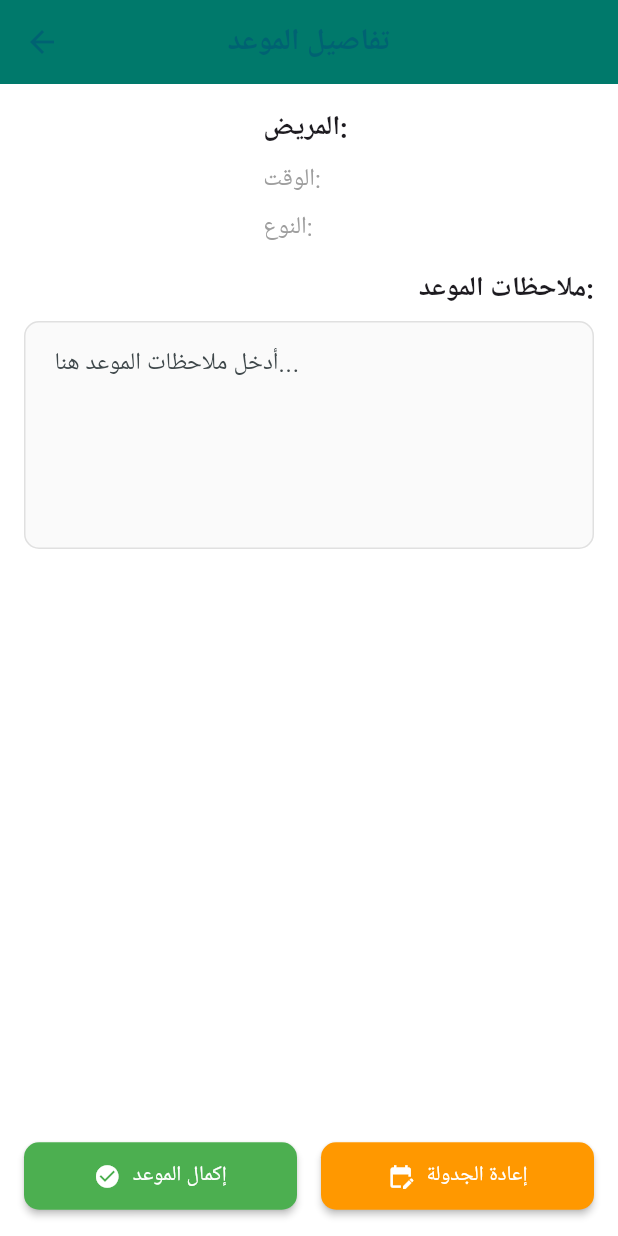
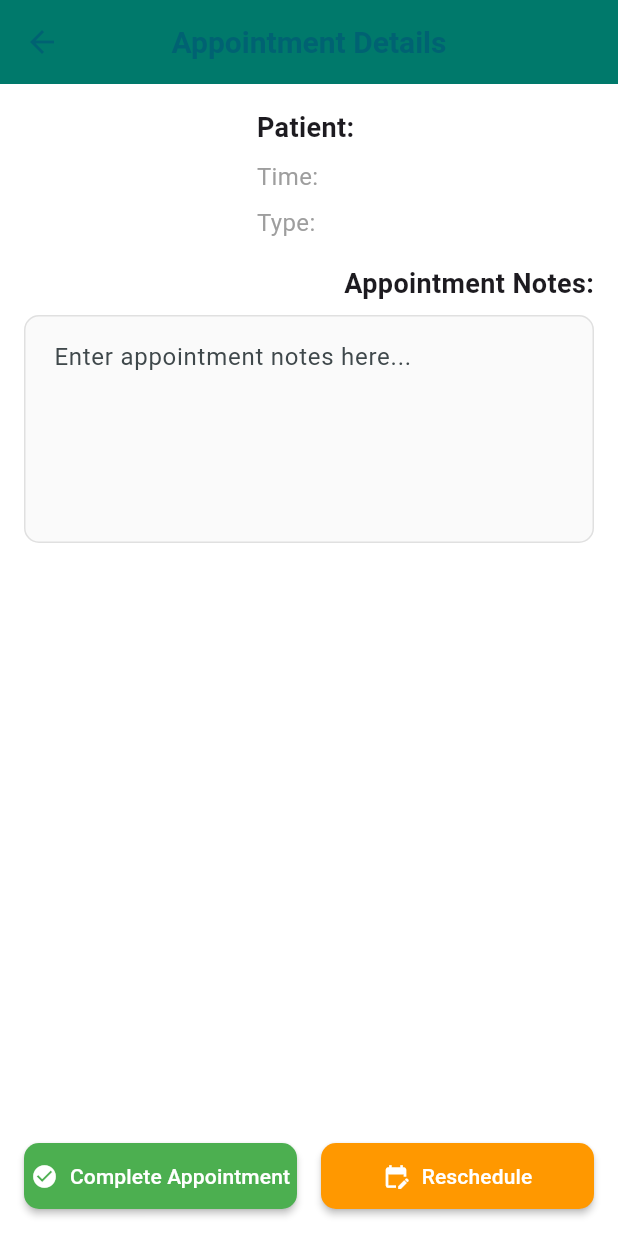
Before and after one commit to MoatazNoaman2001/e-healthcare, a Flutter app: the AppointmentDetailsScreen screen opened directly with empty values, on a phone screen of 412 x 824 dp. Run offline on Flutter 3.47's test engine with Material 3 defaults, Android fonts, the phone set to English and light mode, and no system bars; our stand-ins replace bloc, dio, easy_localization, equatable, event_bus, flutter_bloc and 6 more; accounts and stored records are empty; Roboto replaces fonts that are missing (Tajawal).

```diff
--- a/assets/translations/ar.json
+++ b/assets/translations/ar.json
@@ -115,5 +115,24 @@
   "tab_upcoming": "قادمة",
   "tab_completed": "منتهية",
   "tab_cancelled": "ملغاة",
-  "no_appointments": "لا توجد مواعيد"
+  "no_appointments": "لا توجد مواعيد",
+  "forgot_password_title": "استرجاع كلمة المرور",
+  "forgot_password_instruction": "أدخل بريدك الإلكتروني لاسترجاع كلمة المرور",
+  "email_hint": "أدخل بريدك الإلكتروني",
+  "send_reset": "استرجاع كلمة المرور",
+  "reset_link_sent": "تم إرسال رابط استرجاع كلمة المرور",
+  "appointment_details": "تفاصيل الموعد",
+  "appointment_notes": "ملاحظات الموعد:",
+  "complete_appointment": "إكمال الموعد",
+  "reschedule_appointment": "إعادة الجدولة",
+  "completed_msg": "تم إكمال الموعد",
+  "rescheduled_msg": "إعادة جدولة الموعد",
+  "patient": "المريض",
+  "time": "الوقت",
+  "type": "النوع",
+  "appointment_notes_hint": "أدخل ملاحظات الموعد هنا...",
+  "calendar": "التقويم",
+  "add_unavailable_time": "إضافة وقت غير متاح",
+  "reschedule": "إعادة جدولة موعد",
+  "no_events": "لا توجد مواعيد لهذا اليوم"
 }
--- a/assets/translations/en.json
+++ b/assets/translations/en.json
@@ -116,5 +116,25 @@
   "tab_upcoming": "Upcoming",
   "tab_completed": "Completed",
   "tab_cancelled": "Cancelled",
-  "no_appointments": "No appointments"
+  "no_appointments": "No appointments",
+  "forgot_password_title": "Forgot Password",
+  "forgot_password_instruction": "Enter your email to reset your password",
+  "email_hint": "Enter your email",
+  "send_reset": "Reset Password",
+  "reset_link_sent": "Reset link has been sent",
+  "appointment_details": "Appointment Details",
+  "appointment_notes": "Appointment Notes:",
+  "complete_appointment": "Complete Appointment",
+  "reschedule_appointment": "Reschedule",
+  "completed_msg": "Appointment completed",
+  "rescheduled_msg": "Appointment rescheduled",
+  "patient": "Patient",
+  "time": "Time",
+  "type": "Type",
+  "appointment_notes_hint": "Enter appointment notes here...",
+  "calendar": "Calendar",
+  "add_unavailable_time": "Add Unavailable Time",
+  "reschedule": "Reschedule Appointment",
+  "no_events": "No events for this day"
+
 }
--- a/lib/features/doctor/appointments/presentation/screens/appointment_details_screen.dart
+++ b/lib/features/doctor/appointments/presentation/screens/appointment_details_screen.dart
@@ -1,4 +1,5 @@
 import 'package:flutter/material.dart';
+import 'package:easy_localization/easy_localization.dart';
 import '../widgets/appointment_info_section.dart';
 import '../widgets/appointment_action_buttons.dart';
 
@@ -18,7 +19,7 @@ class AppointmentDetailsScreen extends StatelessWidget {
   Widget build(BuildContext context) {
     return Scaffold(
       appBar: AppBar(
-        title: const Text('تفاصيل الموعد'),
+        title: Text('appointment_details'.tr()),
         backgroundColor: Colors.teal.shade700,
       ),
       body: Padding(
@@ -31,11 +32,11 @@ class AppointmentDetailsScreen extends StatelessWidget {
               appointmentType: appointmentType,
             ),
             const SizedBox(height: 16),
-            const Align(
+            Align(
               alignment: Alignment.centerRight,
               child: Text(
-                'ملاحظات الموعد:',
-                style: TextStyle(fontSize: 18, fontWeight: FontWeight.bold),
+                'appointment_notes'.tr(),
+                style: const TextStyle(fontSize: 18, fontWeight: FontWeight.bold),
               ),
             ),
             const SizedBox(height: 8),
--- a/lib/features/doctor/appointments/presentation/widgets/appointment_action_buttons.dart
+++ b/lib/features/doctor/appointments/presentation/widgets/appointment_action_buttons.dart
@@ -1,4 +1,5 @@
 import 'package:flutter/material.dart';
+import 'package:easy_localization/easy_localization.dart';
 
 class AppointmentActionButtons extends StatelessWidget {
   const AppointmentActionButtons({super.key});
@@ -11,11 +12,11 @@ class AppointmentActionButtons extends StatelessWidget {
           child: ElevatedButton.icon(
             onPressed: () {
               ScaffoldMessenger.of(context).showSnackBar(
-                const SnackBar(content: Text('تم إكمال الموعد')),
+                SnackBar(content: Text('completed_msg'.tr())),
               );
             },
             icon: const Icon(Icons.check_circle),
-            label: const Text('إكمال الموعد'),
+            label: Text('complete_appointment'.tr()),
             style: ElevatedButton.styleFrom(
               backgroundColor: Colors.green,
               padding: const EdgeInsets.symmetric(vertical: 12),
@@ -27,11 +28,11 @@ class AppointmentActionButtons extends StatelessWidget {
           child: ElevatedButton.icon(
             onPressed: () {
               ScaffoldMessenger.of(context).showSnackBar(
-                const SnackBar(content: Text('إعادة جدولة الموعد')),
+                SnackBar(content: Text('rescheduled_msg'.tr())),
               );
             },
             icon: const Icon(Icons.edit_calendar),
-            label: const Text('إعادة الجدولة'),
+            label: Text('reschedule_appointment'.tr()),
             style: ElevatedButton.styleFrom(
               backgroundColor: Colors.orange,
               padding: const EdgeInsets.symmetric(vertical: 12),
--- a/lib/features/doctor/appointments/presentation/widgets/appointment_info_section.dart
+++ b/lib/features/doctor/appointments/presentation/widgets/appointment_info_section.dart
@@ -1,4 +1,5 @@
 import 'package:flutter/material.dart';
+import 'package:easy_localization/easy_localization.dart';
 
 class AppointmentInfoSection extends StatelessWidget {
   final String patientName;
@@ -18,17 +19,17 @@ class AppointmentInfoSection extends StatelessWidget {
       crossAxisAlignment: CrossAxisAlignment.start,
       children: [
         Text(
-          'المريض: $patientName',
+          '${'patient'.tr()}: $patientName',
           style: const TextStyle(fontSize: 18, fontWeight: FontWeight.bold),
         ),
         const SizedBox(height: 8),
         Text(
-          'الوقت: $appointmentTime',
+          '${'time'.tr()}: $appointmentTime',
           style: const TextStyle(fontSize: 16, color: Colors.grey),
         ),
         const SizedBox(height: 8),
         Text(
-          'النوع: $appointmentType',
+          '${'type'.tr()}: $appointmentType',
           style: const TextStyle(fontSize: 16, color: Colors.grey),
         ),
       ],
@@ -44,7 +45,7 @@ class AppointmentNotesInput extends StatelessWidget {
     return TextField(
       maxLines: 5,
       decoration: InputDecoration(
-        hintText: 'أدخل ملاحظات الموعد هنا...',
+        hintText: 'appointment_notes_hint'.tr(),
         border: OutlineInputBorder(
           borderRadius: BorderRadius.circular(8),
         ),
--- a/lib/features/doctor/calendar/presentation/screens/calendar_screen.dart
+++ b/lib/features/doctor/calendar/presentation/screens/calendar_screen.dart
@@ -1,4 +1,5 @@
 import 'package:flutter/material.dart';
+import 'package:easy_localization/easy_localization.dart';
 import '../widgets/calendar_view.dart';
 import '../widgets/events_list.dart';
 import '../widgets/calendar_bottom_sheet.dart';
@@ -13,6 +14,7 @@ class CalendarScreen extends StatefulWidget {
 class _CalendarScreenState extends State<CalendarScreen> {
   DateTime _focusedDay = DateTime.now();
   DateTime? _selectedDay;
+
   final Map<DateTime, List<String>> _events = {
     DateTime.now(): ['استشارة - 10:00 AM', 'متابعة - 2:00 PM'],
     DateTime.now().add(const Duration(days: 1)): ['حالة طارئة - 1:00 PM'],
@@ -22,7 +24,7 @@ class _CalendarScreenState extends State<CalendarScreen> {
   Widget build(BuildContext context) {
     return Scaffold(
       appBar: AppBar(
-        title: const Text('التقويم'),
+        title: Text('calendar'.tr()),
         backgroundColor: Colors.teal.shade700,
       ),
       body: Column(
--- a/lib/features/doctor/calendar/presentation/widgets/calendar_bottom_sheet.dart
+++ b/lib/features/doctor/calendar/presentation/widgets/calendar_bottom_sheet.dart
@@ -1,4 +1,5 @@
 import 'package:flutter/material.dart';
+import 'package:easy_localization/easy_localization.dart';
 
 class CalendarBottomSheet extends StatelessWidget {
   const CalendarBottomSheet({super.key});
@@ -12,17 +13,15 @@ class CalendarBottomSheet extends StatelessWidget {
         children: [
           ListTile(
             leading: const Icon(Icons.add, color: Colors.teal),
-            title: const Text('إضافة وقت غير متاح'),
+            title: Text('add_unavailable_time'.tr()),
             onTap: () {
-              // إضافة وقت غير متاح
               Navigator.pop(context);
             },
           ),
           ListTile(
             leading: const Icon(Icons.edit_calendar, color: Colors.teal),
-            title: const Text('إعادة جدولة موعد'),
+            title: Text('reschedule'.tr()),
             onTap: () {
-              // إعادة جدولة
               Navigator.pop(context);
             },
           ),
--- a/lib/features/doctor/calendar/presentation/widgets/calendar_view.dart
+++ b/lib/features/doctor/calendar/presentation/widgets/calendar_view.dart
@@ -18,6 +18,7 @@ class CalendarView extends StatelessWidget {
   @override
   Widget build(BuildContext context) {
     return TableCalendar(
+      locale: Localizations.localeOf(context).languageCode,
       firstDay: DateTime.utc(2020, 1, 1),
       lastDay: DateTime.utc(2030, 12, 31),
       focusedDay: focusedDay,
```
Also changed, not shown: lib/features/doctor/calendar/presentation/widgets/events_list.dart (+4 -3 lines), lib/features/forgot/presentation/screens/forgot_password_screen.dart (+14 -14 lines).
